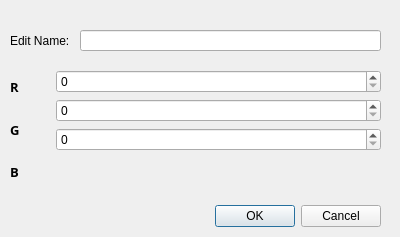
The window that Worksheet6/ProjectQt/optiondialog.ui (senthil-zzz/2025_20679055) describes before a commit, drawn with Qt 5.
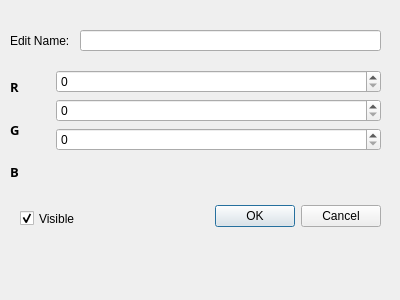
The same window after the commit.

Diff of the .ui file:
```diff
--- a/Worksheet6/ProjectQt/optiondialog.ui
+++ b/Worksheet6/ProjectQt/optiondialog.ui
@@ -7,18 +7,24 @@
     <x>0</x>
     <y>0</y>
     <width>400</width>
-    <height>237</height>
+    <height>300</height>
    </rect>
   </property>
+  <property name="minimumSize">
+   <size>
+    <width>400</width>
+    <height>300</height>
+   </size>
+  </property>
   <property name="windowTitle">
    <string>Dialog</string>
   </property>
   <widget class="QDialogButtonBox" name="buttonBox">
    <property name="geometry">
     <rect>
-     <x>40</x>
+     <x>210</x>
      <y>200</y>
-     <width>341</width>
+     <width>171</width>
      <height>32</height>
     </rect>
    </property>
@@ -166,6 +172,31 @@
     <string>Edit Name:</string>
    </property>
   </widget>
+  <widget class="QCheckBox" name="visibleCheck">
+   <property name="geometry">
+    <rect>
+     <x>20</x>
+     <y>210</y>
+     <width>111</width>
+     <height>17</height>
+    </rect>
+   </property>
+   <property name="sizePolicy">
+    <sizepolicy hsizetype="Fixed" vsizetype="Fixed">
+     <horstretch>0</horstretch>
+     <verstretch>0</verstretch>
+    </sizepolicy>
+   </property>
+   <property name="text">
+    <string>Visible</string>
+   </property>
+   <property name="checked">
+    <bool>true</bool>
+   </property>
+   <property name="tristate">
+    <bool>false</bool>
+   </property>
+  </widget>
  </widget>
  <resources/>
  <connections>
```
